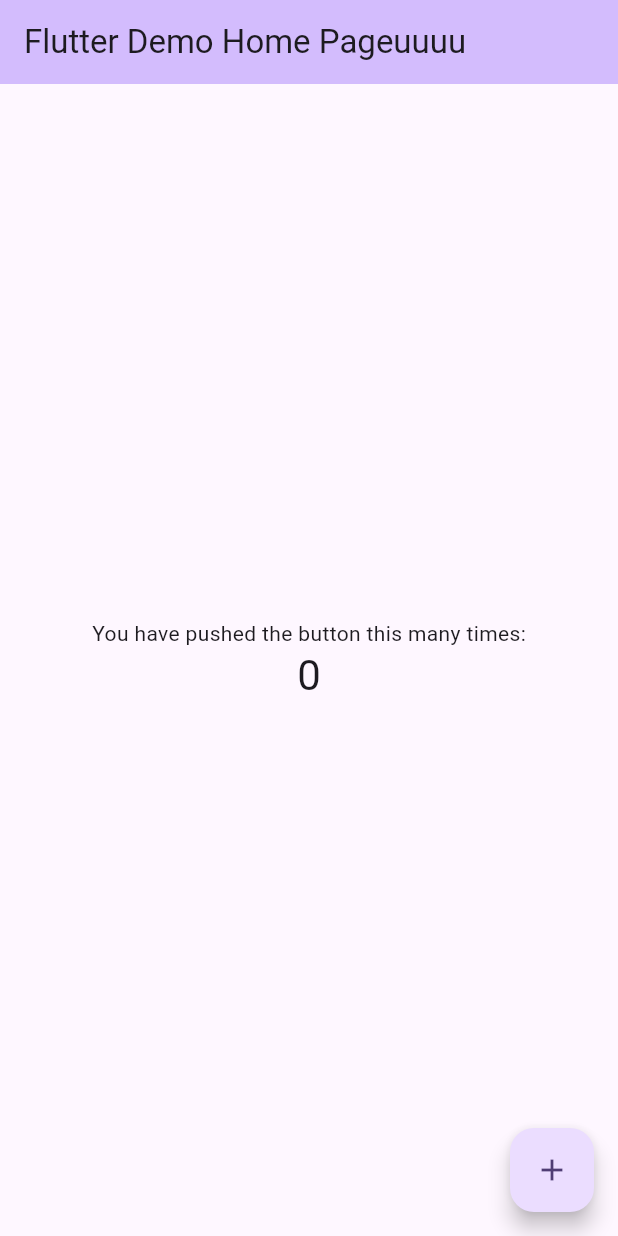
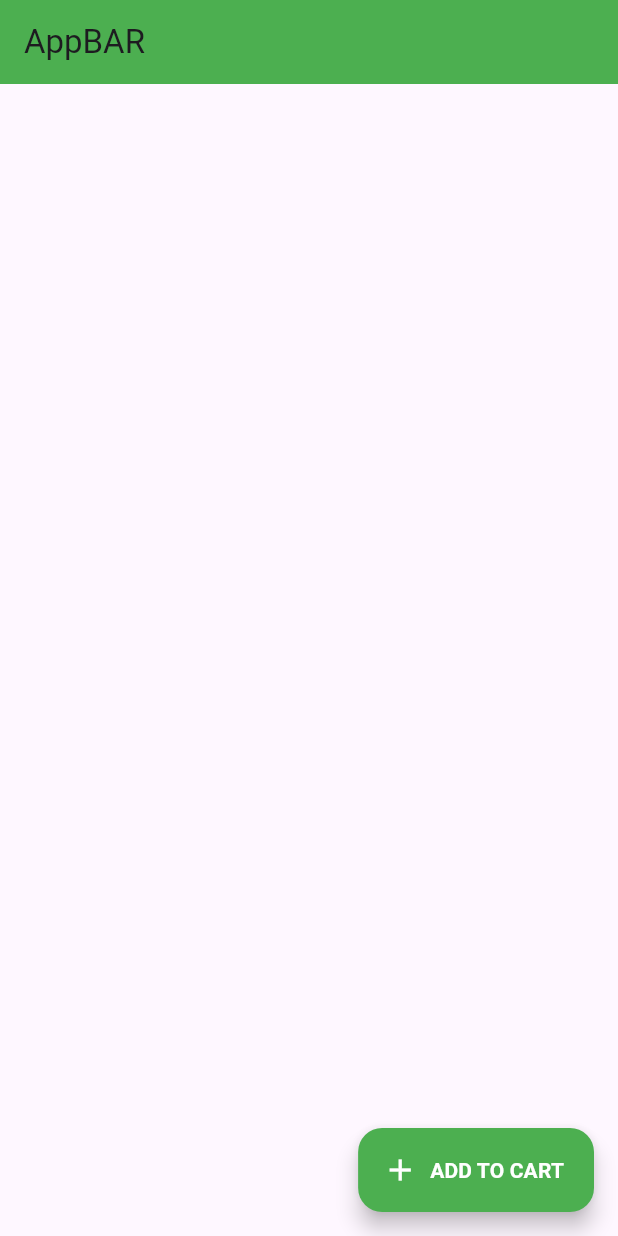
Before and after one commit to EmranKhanDUET/flutterPortfolio, a Flutter app: the screen it shows after launch, on a phone screen of 412 x 824 dp. Run offline on Flutter 3.47's test engine with Material 3 defaults, Android fonts, the phone set to English and light mode, and no system bars.

Commit message:
this is an update

```diff
--- a/lib/main.dart
+++ b/lib/main.dart
@@ -1,125 +1,43 @@
 import 'package:flutter/material.dart';
 
 void main() {
-  runApp(const MyApp());
+  runApp(MyApp());
 }
 
 class MyApp extends StatelessWidget {
   const MyApp({super.key});
 
-  // This widget is the root of your application.
   @override
   Widget build(BuildContext context) {
     return MaterialApp(
-      title: 'Flutter Demohhh',
-      theme: ThemeData(
-        // This is the theme of your application.
-        //
-        // TRY THIS: Try running your application with "flutter run". You'll see
-        // the application has a purple toolbar. Then, without quitting the app,
-        // try changing the seedColor in the colorScheme below to Colors.green
-        // and then invoke "hot reload" (save your changes or press the "hot
-        // reload" button in a Flutter-supported IDE, or press "r" if you used
-        // the command line to start the app).
-        //
-        // Notice that the counter didn't reset back to zero; the application
-        // state is not lost during the reload. To reset the state, use hot
-        // restart instead.
-        //
-        // This works for code too, not just values: Most code changes can be
-        // tested with just a hot reload.
-        colorScheme: ColorScheme.fromSeed(seedColor: Colors.deepPurple),
-        useMaterial3: true,
-      ),
-      home: const MyHomePage(title: 'Flutter Demo Home Pageuuuu'),
+      home: HomeUI(),
     );
   }
 }
 
-class MyHomePage extends StatefulWidget {
-  const MyHomePage({super.key, required this.title});
-
-  // This widget is the home page of your application. It is stateful, meaning
-  // that it has a State object (defined below) that contains fields that affect
-  // how it looks.
-
-  // This class is the configuration for the state. It holds the values (in this
-  // case the title) provided by the parent (in this case the App widget) and
-  // used by the build method of the State. Fields in a Widget subclass are
-  // always marked "final".
-
-  final String title;
-
-  @override
-  State<MyHomePage> createState() => _MyHomePageState();
-}
-
-class _MyHomePageState extends State<MyHomePage> {
-  int _counter = 0;
-
-  void _incrementCounter() {
-    setState(() {
-      // This call to setState tells the Flutter framework that something has
-      // changed in this State, which causes it to rerun the build method below
-      // so that the display can reflect the updated values. If we changed
-      // _counter without calling setState(), then the build method would not be
-      // called again, and so nothing would appear to happen.
-      _counter++;
-    });
-  }
+class HomeUI extends StatelessWidget {
+  const HomeUI({super.key});
 
   @override
   Widget build(BuildContext context) {
-    // This method is rerun every time setState is called, for instance as done
-    // by the _incrementCounter method above.
-    //
-    // The Flutter framework has been optimized to make rerunning build methods
-    // fast, so that you can just rebuild anything that needs updating rather
-    // than having to individually change instances of widgets.
     return Scaffold(
       appBar: AppBar(
-        // TRY THIS: Try changing the color here to a specific color (to
-        // Colors.amber, perhaps?) and trigger a hot reload to see the AppBar
-        // change color while the other colors stay the same.
-        backgroundColor: Theme.of(context).colorScheme.inversePrimary,
-        // Here we take the value from the MyHomePage object that was created by
-        // the App.build method, and use it to set our appbar title.
-        title: Text(widget.title),
+        title: Text("AppBAR"),
+        backgroundColor: Colors.green,
       ),
-      body: Center(
-        // Center is a layout widget. It takes a single child and positions it
-        // in the middle of the parent.
-        child: Column(
-          // Column is also a layout widget. It takes a list of children and
-          // arranges them vertically. By default, it sizes itself to fit its
-          // children horizontally, and tries to be as tall as its parent.
-          //
-          // Column has various properties to control how it sizes itself and
-          // how it positions its children. Here we use mainAxisAlignment to
-          // center the children vertically; the main axis here is the vertical
-          // axis because Columns are vertical (the cross axis would be
-          // horizontal).
-          //
-          // TRY THIS: Invoke "debug painting" (choose the "Toggle Debug Paint"
-          // action in the IDE, or press "p" in the console), to see the
-          // wireframe for each widget.
-          mainAxisAlignment: MainAxisAlignment.center,
-          children: <Widget>[
-            const Text(
-              'You have pushed the button this many times:',
-            ),
-            Text(
-              '$_counter',
-              style: Theme.of(context).textTheme.headlineMedium,
-            ),
-          ],
+      floatingActionButton: FloatingActionButton.extended(
+        onPressed: () {},
+        label: Text(
+          "ADD TO CART",
+          style: TextStyle(
+            color: Colors.white,
+            fontWeight: FontWeight.bold,
+          ),
         ),
+        icon: Icon(Icons.add,color: Colors.white,),
+        backgroundColor: Colors.green,
+        // focusColor: Colors.green,
       ),
-      floatingActionButton: FloatingActionButton(
-        onPressed: _incrementCounter,
-        tooltip: 'Increment',
-        child: const Icon(Icons.add),
-      ), // This trailing comma makes auto-formatting nicer for build methods.
     );
   }
 }
```
